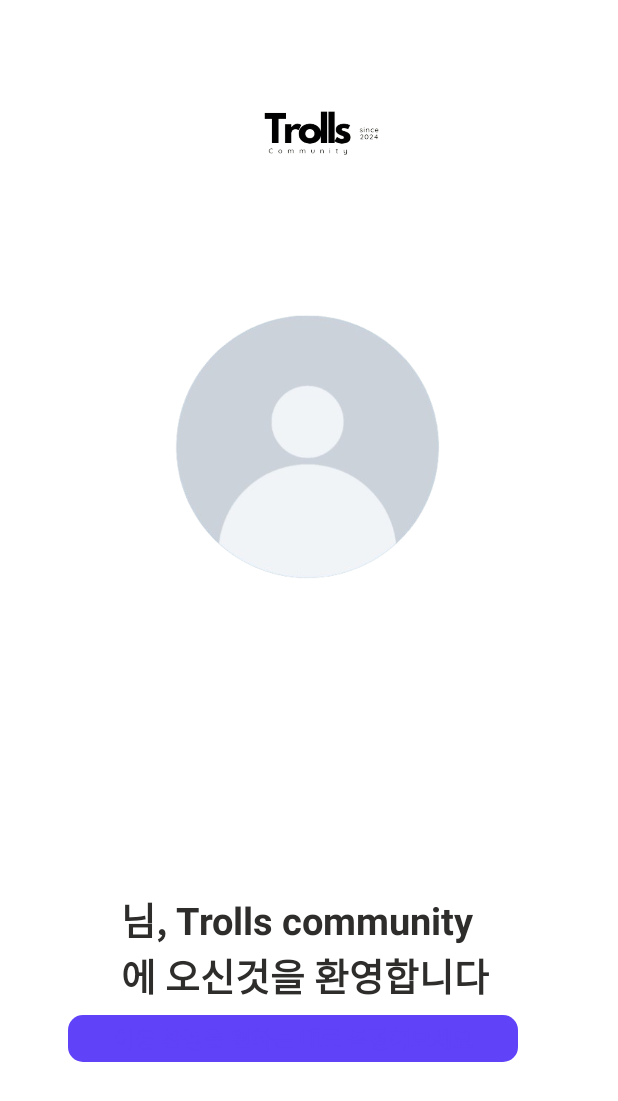
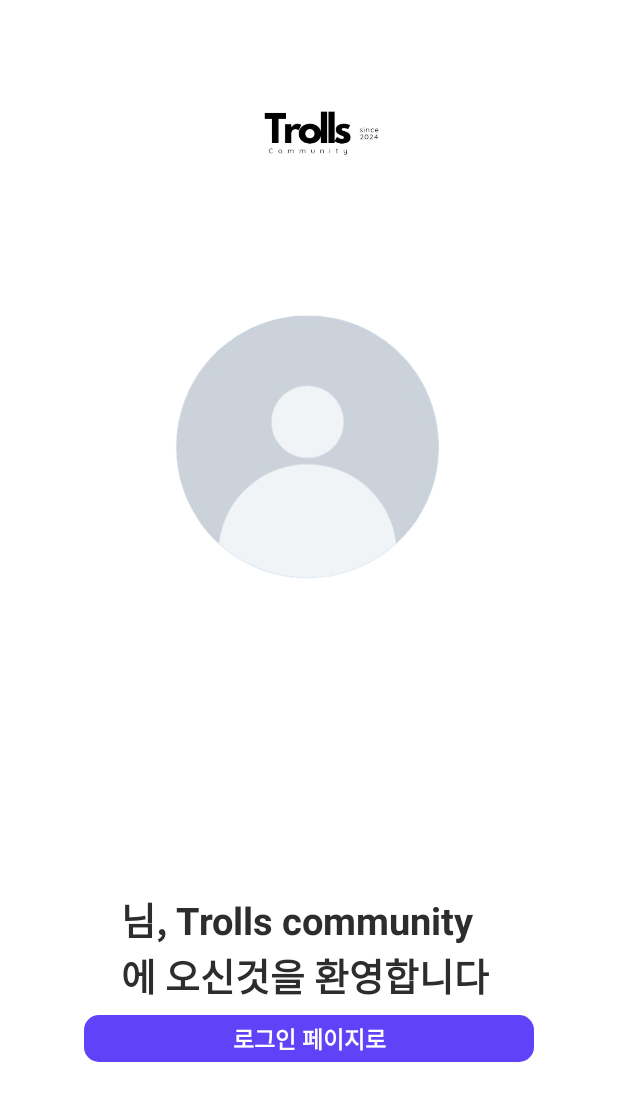
Before and after one commit to MunkiJeon/troll2s_Project, an Android app: the SignUpOkActivity screen opened directly, with no data from a screen before it, on a phone screen of 412 x 824 dp. Shown: the top 1101 px of the screen. Run offline under Robolectric (Android 15) with nearby library versions, the phone set to English and light mode, and no system bars; 1 statement that could not run was skipped.

Commit message:
버그 수정

```diff
--- a/app/src/main/java/com/example/trolls/SignUpOkActivity.kt
+++ b/app/src/main/java/com/example/trolls/SignUpOkActivity.kt
@@ -1,6 +1,8 @@
 package com.example.trolls
 
 import android.os.Bundle
+import android.widget.Button
+import android.widget.TextView
 import androidx.activity.enableEdgeToEdge
 import androidx.appcompat.app.AppCompatActivity
 import androidx.core.view.ViewCompat
@@ -16,5 +18,11 @@
             v.setPadding(systemBars.left, systemBars.top, systemBars.right, systemBars.bottom)
             insets
         }
+
+        findViewById<TextView>(R.id.email_text).text = intent.getStringExtra("USEREMALL")!!
+
+        findViewById<Button>(R.id.sininup_add_btn).setOnClickListener {
+            finish()
+        }
     }
 }
--- a/app/src/main/res/layout/activity_sign_up_ok.xml
+++ b/app/src/main/res/layout/activity_sign_up_ok.xml
@@ -29,6 +29,19 @@
 
 
     <TextView
+        android:id="@+id/email_text"
+        android:layout_width="wrap_content"
+        android:layout_height="wrap_content"
+
+        app:layout_constraintStart_toStartOf="parent"
+        app:layout_constraintEnd_toEndOf="parent"
+        app:layout_constraintTop_toBottomOf="@+id/sininup_login_iv"
+
+        android:text=""
+        android:textSize="?attr/sizeSubtitleText"
+        />
+
+    <TextView
         android:id="@+id/sininup_wellcome_tv"
         android:layout_width="250dp"
         android:layout_height="wrap_content"
@@ -47,13 +60,15 @@
         android:layout_width="300dp"
         android:layout_height="wrap_content"
         android:layout_marginBottom="116dp"
-        android:text="이용 환경을 원하는 대로 설정해보세요"
-        android:textColor="?attr/colorButton"
-        android:textSize="15dp"
+
+
         app:layout_constraintBottom_toBottomOf="parent"
         app:layout_constraintEnd_toEndOf="parent"
-        app:layout_constraintHorizontal_bias="0.405"
-        app:layout_constraintStart_toStartOf="parent" />
+        app:layout_constraintStart_toStartOf="parent"
+
+        android:text="로그인 페이지로"
+        android:textSize="15sp"
+        />
 
     <TextView
         android:id="@+id/nick_ok_tv"
```
Also changed, not shown: app/src/main/AndroidManifest.xml (+8 -9 lines), app/src/main/java/com/example/trolls/OptionActivity.kt (+0 -36 lines), app/src/main/java/com/example/trolls/SignInActivity.kt (+6 -2 lines), app/src/main/java/com/example/trolls/SignUpActivity.kt (+3 -7 lines).
